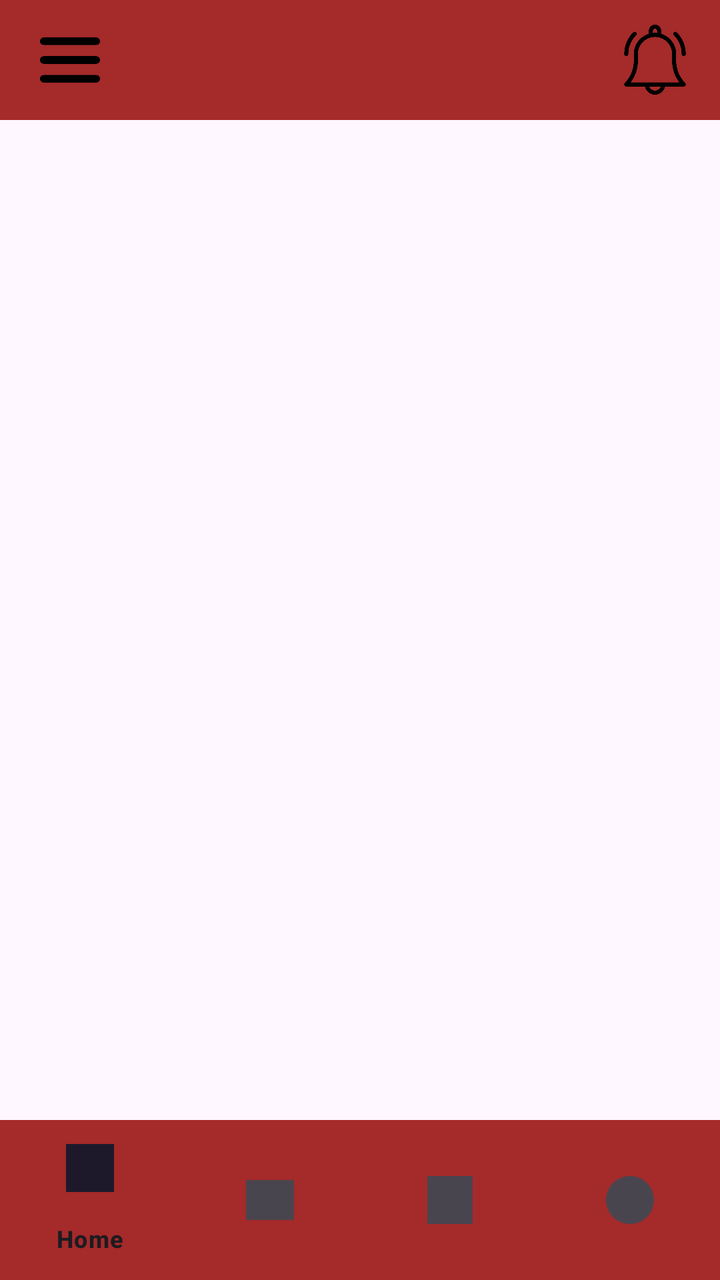
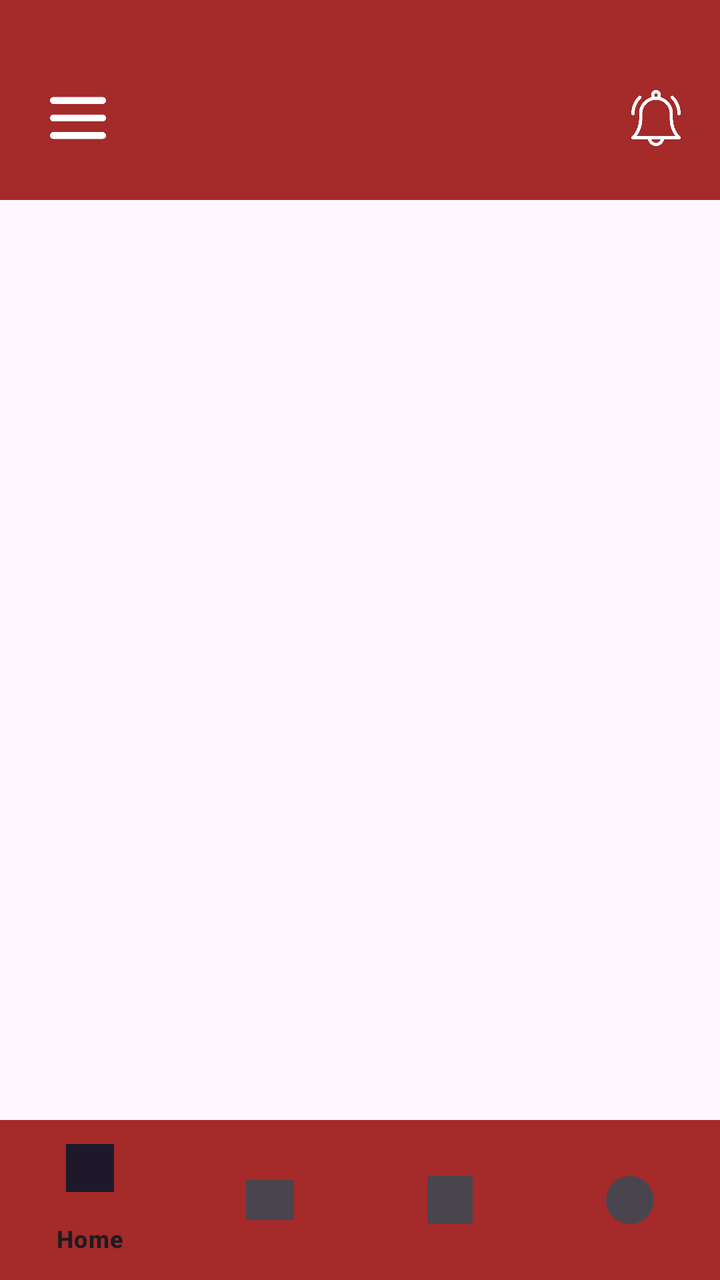

The first picture is an Android layout as it rendered before a commit; the second is the same layout after the commit. The layout source and the unified diff follow.
<!-- AndroidManifest.xml: application theme Theme.LipsonRH -->
<!-- res/layout/activity_main.xml -->
<?xml version="1.0" encoding="utf-8"?>
<androidx.drawerlayout.widget.DrawerLayout xmlns:android="http://schemas.android.com/apk/res/android"
    xmlns:app="http://schemas.android.com/apk/res-auto"
    android:id="@+id/drawer_layout"
    android:layout_width="match_parent"
    android:layout_height="match_parent">

    <RelativeLayout
        android:layout_width="match_parent"
        android:layout_height="match_parent">

        <RelativeLayout
            android:id="@+id/header_toolbar"
            android:layout_width="match_parent"
            android:layout_height="60dp"
            android:background="#A52A2A">

            <ImageView
                android:id="@+id/btnOpenMenu"
                android:layout_width="40dp"
                android:layout_height="40dp"
                android:layout_centerVertical="true"
                android:layout_marginStart="15dp"
                android:padding="5dp"
                android:src="@drawable/menu" /> <ImageView
            android:layout_width="35dp"
            android:layout_height="35dp"
            android:layout_alignParentEnd="true"
            android:layout_centerVertical="true"
            android:layout_marginEnd="15dp"
            android:src="@drawable/notification" />
        </RelativeLayout>

        <FrameLayout
            android:id="@+id/fragment_container"
            android:layout_width="match_parent"
            android:layout_height="match_parent"
            android:layout_below="@id/header_toolbar" />

        <com.google.android.material.bottomnavigation.BottomNavigationView
            android:id="@+id/bottom_navigation"
            android:layout_width="match_parent"
            android:layout_height="wrap_content"
            android:layout_alignParentBottom="true"
            android:background="#A52A2A"
            app:menu="@menu/bottom_navigation_menu" />
    </RelativeLayout>

    <com.google.android.material.navigation.NavigationView
        android:id="@+id/nav_view_side"
        android:layout_width="wrap_content"
        android:layout_height="match_parent"
        android:layout_gravity="start"
        android:background="#FDFBF0"
        app:headerLayout="@layout/nav_header_side"
        app:menu="@menu/side_menu" />

</androidx.drawerlayout.widget.DrawerLayout>
<!-- res/layout/nav_header_side.xml (included above) -->
<?xml version="1.0" encoding="utf-8"?>
<LinearLayout xmlns:android="http://schemas.android.com/apk/res/android"
    android:layout_width="match_parent"
    android:layout_height="100dp"
    android:background="#FDFBF0"
    android:gravity="bottom"
    android:orientation="vertical"
    android:padding="16dp">

    <TextView
        android:layout_width="wrap_content"
        android:layout_height="wrap_content"
        android:text="menu"
        android:textColor="#A52A2A"
        android:textSize="20sp"
        android:textStyle="bold" />

    <View
        android:layout_width="match_parent"
        android:layout_height="2dp"
        android:layout_marginTop="8dp"
        android:background="#A52A2A" />
</LinearLayout>
<!-- resources referenced by this layout -->
<resources>
  <!-- drawable menu: png bitmap (drawable, 4534 bytes) -->
  <!-- drawable notification: png bitmap (drawable, 14287 bytes) -->
  <style name="Theme.LipsonRH" parent="Base.Theme.LipsonRH" />
  <style name="Base.Theme.LipsonRH" parent="Theme.Material3.DayNight.NoActionBar">
          
          
      </style>
</resources>

<!-- the commit's change to res/layout/activity_main.xml (unified diff, before → after) -->
@@ -12,23 +12,32 @@
         <RelativeLayout
             android:id="@+id/header_toolbar"
             android:layout_width="match_parent"
-            android:layout_height="60dp"
-            android:background="#A52A2A">
+            android:layout_height="100dp"
+            android:background="#A52A2A"
+            android:paddingBottom="3dp">
 
             <ImageView
                 android:id="@+id/btnOpenMenu"
-                android:layout_width="40dp"
-                android:layout_height="40dp"
-                android:layout_centerVertical="true"
+                android:layout_width="48dp"
+                android:layout_height="48dp"
+                android:layout_alignParentBottom="true"
                 android:layout_marginStart="15dp"
-                android:padding="5dp"
-                android:src="@drawable/menu" /> <ImageView
-            android:layout_width="35dp"
-            android:layout_height="35dp"
-            android:layout_alignParentEnd="true"
-            android:layout_centerVertical="true"
-            android:layout_marginEnd="15dp"
-            android:src="@drawable/notification" />
+                android:layout_marginBottom="14dp"
+                android:padding="10dp"
+                android:src="@drawable/menu"
+                app:tint="#FFFFFF" />
+
+            <ImageView
+                android:id="@+id/btnNotification"
+                android:layout_width="48dp"
+                android:layout_height="48dp"
+                android:layout_alignParentEnd="true"
+                android:layout_alignParentBottom="true"
+                android:layout_marginEnd="8dp"
+                android:layout_marginBottom="14dp"
+                android:padding="10dp"
+                android:src="@drawable/notification"
+                app:tint="#FFFFFF" />
         </RelativeLayout>
 
         <FrameLayout
